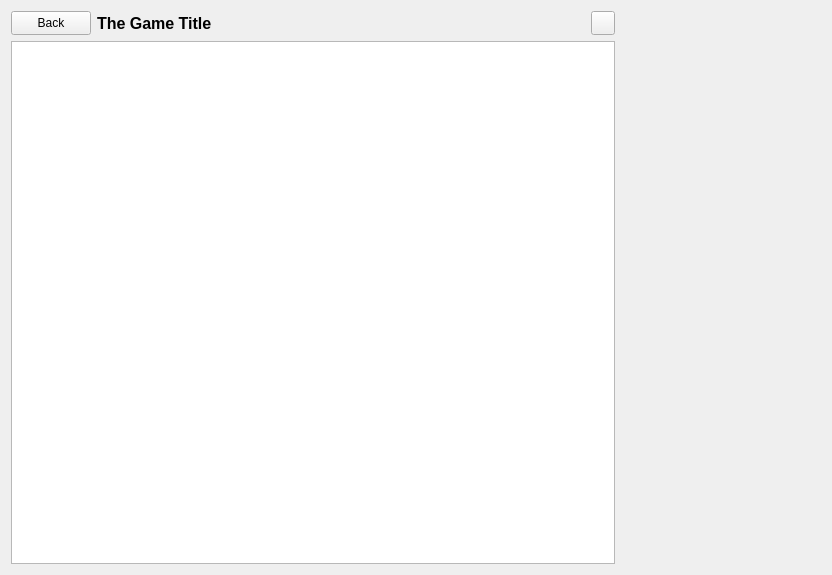
First picture: the form in src/OplPcTools/UI/GameDetailsWidget.ui, repository brainstream/OPL-PC-Tools, before the edit.
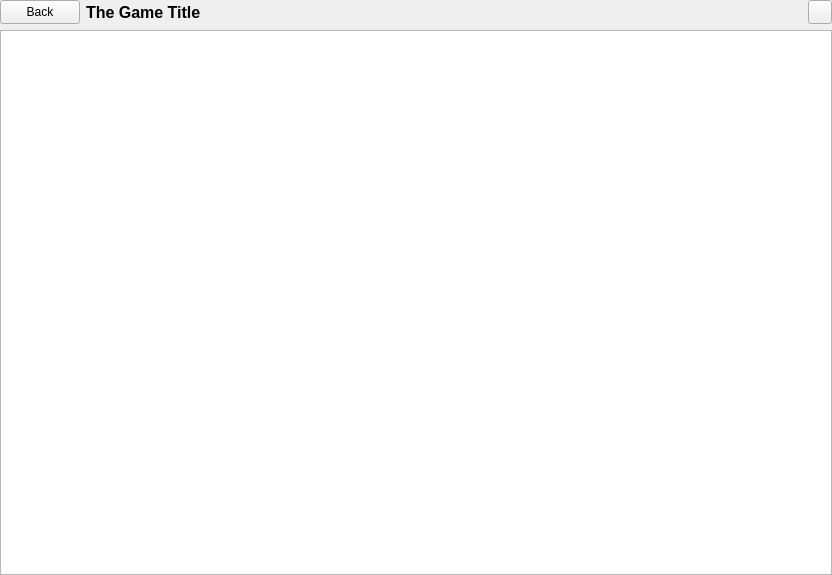
Second picture: the form after the edit. Icons and pictures are not drawn.

Commit message: Renaming from the Game Details view

The edit to the form file:
```diff
--- a/src/OplPcTools/UI/GameDetailsWidget.ui
+++ b/src/OplPcTools/UI/GameDetailsWidget.ui
@@ -13,9 +13,19 @@
   <property name="windowTitle">
    <string>Form</string>
   </property>
-  <layout class="QHBoxLayout" name="horizontalLayout_2">
-   <item>
-    <layout class="QVBoxLayout" name="mp_layout_2">
+  <layout class="QVBoxLayout" name="verticalLayout">
+   <property name="leftMargin">
+    <number>0</number>
+   </property>
+   <property name="topMargin">
+    <number>0</number>
+   </property>
+   <property name="rightMargin">
+    <number>0</number>
+   </property>
+   <property name="bottomMargin">
+    <number>0</number>
+   </property>
      <item>
       <layout class="QHBoxLayout" name="mp_layout">
        <item>
@@ -115,66 +125,6 @@
       </widget>
      </item>
     </layout>
-   </item>
-   <item>
-    <widget class="QWidget" name="mp_widget_sidebar" native="true">
-     <property name="sizePolicy">
-      <sizepolicy hsizetype="Fixed" vsizetype="Expanding">
-       <horstretch>0</horstretch>
-       <verstretch>0</verstretch>
-      </sizepolicy>
-     </property>
-     <property name="minimumSize">
-      <size>
-       <width>200</width>
-       <height>0</height>
-      </size>
-     </property>
-     <property name="maximumSize">
-      <size>
-       <width>200</width>
-       <height>16777215</height>
-      </size>
-     </property>
-     <layout class="QVBoxLayout" name="verticalLayout_2">
-      <property name="leftMargin">
-       <number>0</number>
-      </property>
-      <property name="topMargin">
-       <number>0</number>
-      </property>
-      <property name="rightMargin">
-       <number>0</number>
-      </property>
-      <property name="bottomMargin">
-       <number>0</number>
-      </property>
-      <item>
-       <widget class="QWidget" name="mp_widget_art_details" native="true">
-        <property name="sizePolicy">
-         <sizepolicy hsizetype="Preferred" vsizetype="Fixed">
-          <horstretch>0</horstretch>
-          <verstretch>0</verstretch>
-         </sizepolicy>
-        </property>
-        <property name="minimumSize">
-         <size>
-          <width>200</width>
-          <height>0</height>
-         </size>
-        </property>
-        <property name="maximumSize">
-         <size>
-          <width>200</width>
-          <height>16777215</height>
-         </size>
-        </property>
-       </widget>
-      </item>
-     </layout>
-    </widget>
-   </item>
-  </layout>
  </widget>
  <tabstops>
   <tabstop>mp_list_arts</tabstop>
```
Left out of the diff: 18 changed lines with no effect on the pictures. Lines whose indentation alone changed are shown as unchanged. The commit also changes 17 other files.
